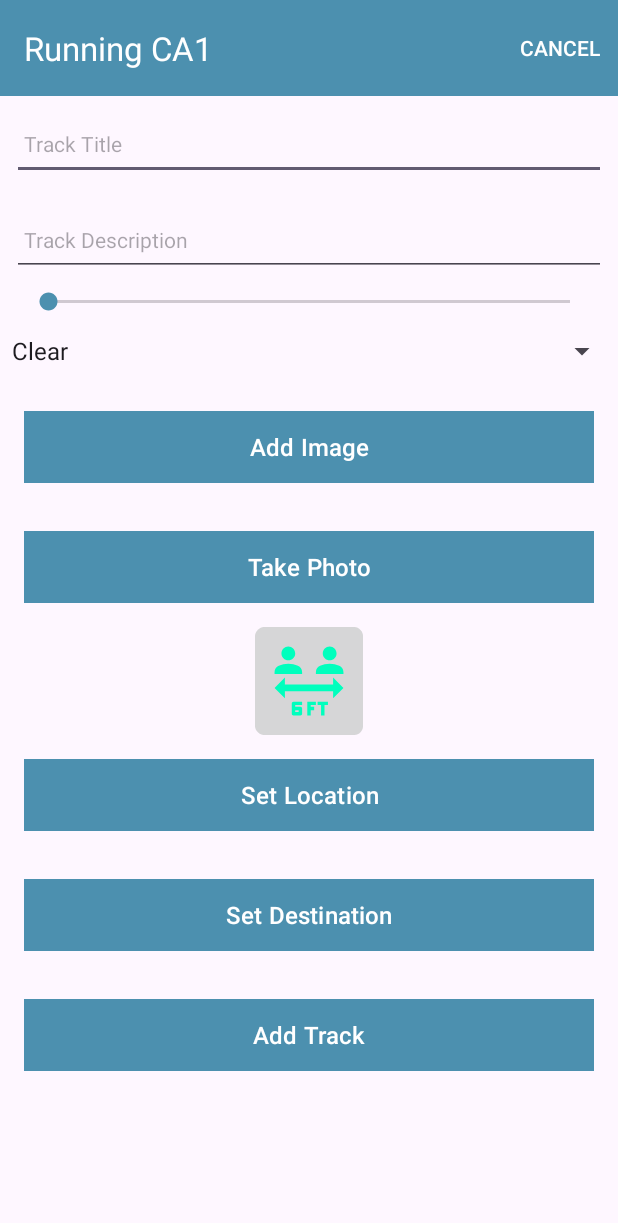
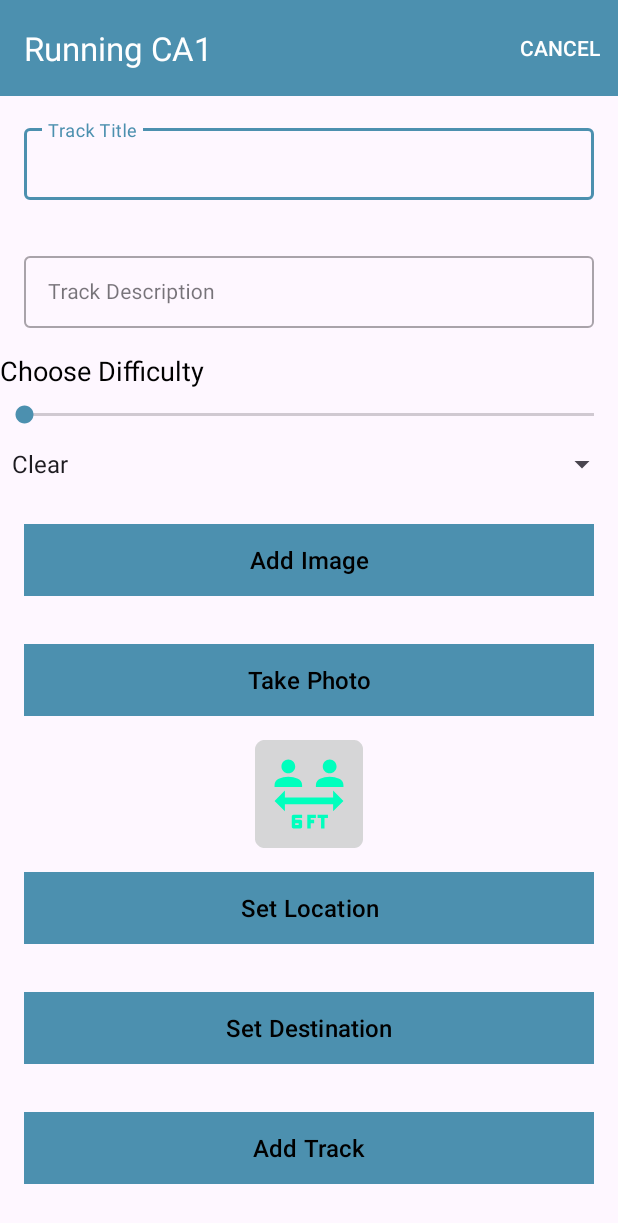
Before and after one commit to dominikkawka/mobileApp2CA1, an Android app: the RunningView screen opened directly, with no data from a screen before it, on a phone screen of 412 x 824 dp. Shown: the top 1223 px of the screen. Run offline under Robolectric (Android 15) with nearby library versions, the phone set to English and light mode, and no system bars; our stand-ins replace Picasso, Timber; pictures from the network do not load.

Commit message:
style changes to activities

```diff
--- a/app/src/main/java/ie/setu/mobileapp2ca1/adapters/RunningListAdapter.kt
+++ b/app/src/main/java/ie/setu/mobileapp2ca1/adapters/RunningListAdapter.kt
@@ -41,7 +41,7 @@ class RunningAdapter(
         fun bind(running: RunningModel, listener: RunningListener) {
             binding.runningTitle.text = running.title
             binding.runningDescription.text = running.description
-            binding.runningDifficulty.text = running.difficulty.toString() + R.string.difficulty_stars
+            binding.runningDifficulty.text = running.difficulty.toString() + " ★\t"
             binding.runningWeather.text = running.weatherCondition
             Picasso.get().load(running.image).resize(200,200).into(binding.imageIcon)
             binding.root.setOnClickListener { listener.onTrackClick(running,adapterPosition) }
--- a/app/src/main/res/layout/activity_running.xml
+++ b/app/src/main/res/layout/activity_running.xml
@@ -40,25 +40,38 @@ tools:context="ie.setu.mobileapp2ca1.view.RunningView">
             android:layout_height="wrap_content"
             android:orientation="vertical">
 
+            <com.google.android.material.textfield.TextInputLayout
+                android:id="@+id/runningTitleLayout"
+                style="@style/Widget.MaterialComponents.TextInputLayout.OutlinedBox"
+                android:layout_width="match_parent"
+                android:layout_height="wrap_content"
+                android:layout_margin="16dp">
+
                 <EditText
                     android:id="@+id/runningTitle"
                     android:layout_width="match_parent"
                     android:layout_height="48dp"
-                android:layout_margin="8dp"
                     android:autofillHints="hint"
                     android:hint="@string/hint_trackTitle"
                     android:inputType="text"
                     android:maxLength="25"
                     android:maxLines="1"
                     android:padding="8dp"
-                android:textColor="@color/colorPrimaryDark"
+                    android:textColor="@color/black"
                     android:textSize="14sp" />
+            </com.google.android.material.textfield.TextInputLayout>
+
+            <com.google.android.material.textfield.TextInputLayout
+                android:id="@+id/runningDescriptionLayout"
+                style="@style/Widget.MaterialComponents.TextInputLayout.OutlinedBox"
+                android:layout_width="match_parent"
+                android:layout_height="wrap_content"
+                android:layout_margin="16dp">
 
                 <EditText
                     android:id="@+id/runningDescription"
                     android:layout_width="match_parent"
                     android:layout_height="48dp"
-                android:layout_margin="8dp"
                     android:autofillHints="hint"
                     android:hint="@string/hint_trackDescription"
                     android:inputType="text"
@@ -67,6 +80,19 @@ tools:context="ie.setu.mobileapp2ca1.view.RunningView">
                     android:padding="8dp"
                     android:textColor="@color/colorPrimaryDark"
                     android:textSize="14sp" />
+            </com.google.android.material.textfield.TextInputLayout>
+
+            <TextView
+                android:layout_width="wrap_content"
+                android:layout_height="wrap_content"
+                android:layout_marginBottom="8dp"
+                android:text="@string/hint_difficultySeekbar"
+                android:textColor="@color/colorPrimaryDark"
+                android:textSize="18sp"
+                app:layout_constraintStart_toStartOf="parent"
+                app:layout_constraintEnd_toEndOf="parent"
+                app:layout_constraintTop_toTopOf="parent"
+                app:layout_constraintBottom_toBottomOf="parent"/>
 
             <SeekBar
                 android:id="@+id/runningDifficulty"
@@ -74,10 +100,7 @@ tools:context="ie.setu.mobileapp2ca1.view.RunningView">
                 android:layout_height="wrap_content"
                 android:max="4"
                 android:thumbTint="@color/colorAccent"
-                android:progressTint="@color/colorAccent"
-                android:layout_marginStart="16dp"
-                android:layout_marginEnd="16dp"
-                android:layout_gravity="center"/>
+                android:progressTint="@color/colorAccent"/>
 
             <Spinner
                 android:id="@+id/runningWeather"
@@ -91,11 +114,11 @@ tools:context="ie.setu.mobileapp2ca1.view.RunningView">
                 android:layout_height="wrap_content"
                 android:layout_margin="16dp"
                 android:background="@color/colorAccent"
+                android:paddingTop="8dp"
                 android:paddingBottom="8dp"
-                android:paddingTop="8dp"
                 android:text="@string/button_addImage"
-                android:textColor="@color/colorPrimary"
-                android:textSize="16sp"/>
+                android:textColor="@color/black"
+                android:textSize="16sp" />
 
             <Button
                 android:id="@+id/takePhoto"
@@ -103,11 +126,11 @@ tools:context="ie.setu.mobileapp2ca1.view.RunningView">
                 android:layout_height="wrap_content"
                 android:layout_margin="16dp"
                 android:background="@color/colorAccent"
+                android:paddingTop="8dp"
                 android:paddingBottom="8dp"
-                android:paddingTop="8dp"
                 android:text="@string/button_takePhoto"
-                android:textColor="@color/colorPrimary"
-                android:textSize="16sp"/>
+                android:textColor="@color/black"
+                android:textSize="16sp" />
 
             <ImageView
                 android:id="@+id/trackImage"
@@ -121,12 +144,12 @@ tools:context="ie.setu.mobileapp2ca1.view.RunningView">
                 android:layout_height="wrap_content"
                 android:layout_margin="16dp"
                 android:background="@color/colorAccent"
+                android:paddingTop="8dp"
                 android:paddingBottom="8dp"
-                android:paddingTop="8dp"
                 android:stateListAnimator="@null"
                 android:text="@string/button_location"
-                android:textColor="@color/colorPrimary"
-                android:textSize="16sp"/>
+                android:textColor="@color/black"
+                android:textSize="16sp" />
 
             <Button
                 android:id="@+id/runningEndLocation"
@@ -134,12 +157,12 @@ tools:context="ie.setu.mobileapp2ca1.view.RunningView">
                 android:layout_height="wrap_content"
                 android:layout_margin="16dp"
                 android:background="@color/colorAccent"
+                android:paddingTop="8dp"
                 android:paddingBottom="8dp"
-                android:paddingTop="8dp"
                 android:stateListAnimator="@null"
                 android:text="@string/button_location_end"
-                android:textColor="@color/colorPrimary"
-                android:textSize="16sp"/>
+                android:textColor="@color/black"
+                android:textSize="16sp" />
 
             <Button
                 android:id="@+id/btnAdd"
@@ -151,7 +174,7 @@ tools:context="ie.setu.mobileapp2ca1.view.RunningView">
                 android:paddingBottom="8dp"
                 android:stateListAnimator="@null"
                 android:text="@string/button_addTrack"
-                android:textColor="@color/colorPrimary"
+                android:textColor="@color/black"
                 android:textSize="16sp" />
         </LinearLayout>
     </ScrollView>
--- a/app/src/main/res/values/strings.xml
+++ b/app/src/main/res/values/strings.xml
@@ -10,6 +10,7 @@
     <string name="hint_trackDescription">Track Description</string>
     <string name="hint_trackSearch">Track Search by Title</string>
     <string name="hint_weatherSelect">Invalid Weather Option</string>
+    <string name="hint_difficultySeekbar">Choose Difficulty</string>
     <string name="menu_addTrack">Add</string>
     <string name="menu_cancelTrack">Cancel</string>
     <string name="menu_deleteTrack">Delete</string>
@@ -23,7 +24,7 @@
     <string name="chip_windy_weather">Windy</string>
     <string name="chip_rainy_weather">Rainy</string>
 
-    <string name="difficulty_stars">%d ★\t</string>
+    <string name="difficulty_stars">★</string>
 
     <string-array name="options_weather">
         <item>Clear</item>
```
Also changed, not shown: app/src/main/res/layout/activity_running_list.xml (+20 -8 lines). Lines whose indentation alone changed are shown as unchanged.
